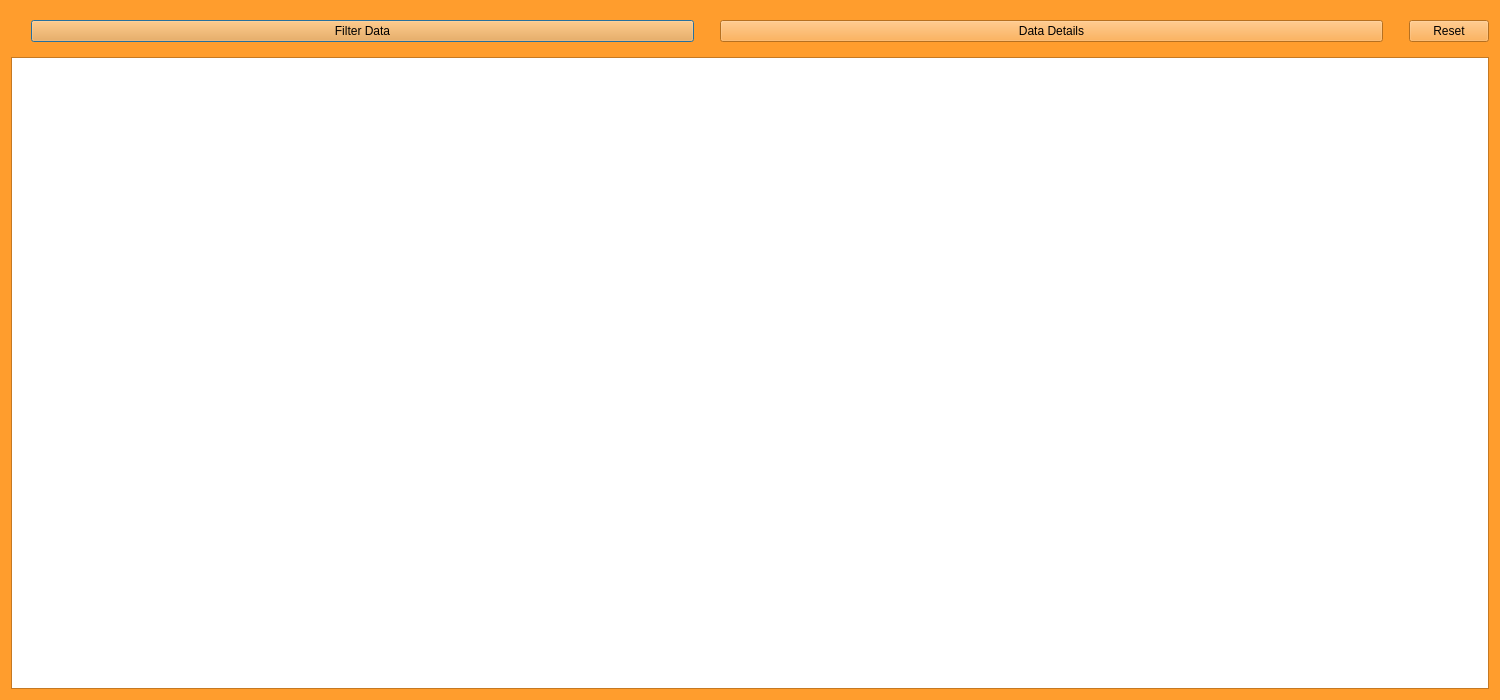
This is src/tableUI.ui in CaitlinBarron/baja_database as Qt 5 draws it before an edit. The edited form follows.
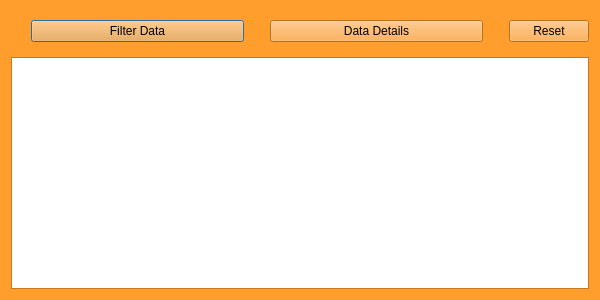
This is the edited form. Icons and pictures are not drawn.

```diff
--- a/src/tableUI.ui
+++ b/src/tableUI.ui
@@ -6,10 +6,16 @@
    <rect>
     <x>0</x>
     <y>0</y>
-    <width>1500</width>
-    <height>700</height>
+    <width>600</width>
+    <height>300</height>
    </rect>
   </property>
+  <property name="minimumSize">
+   <size>
+    <width>500</width>
+    <height>200</height>
+   </size>
+  </property>
   <property name="palette">
    <palette>
     <active>
```
